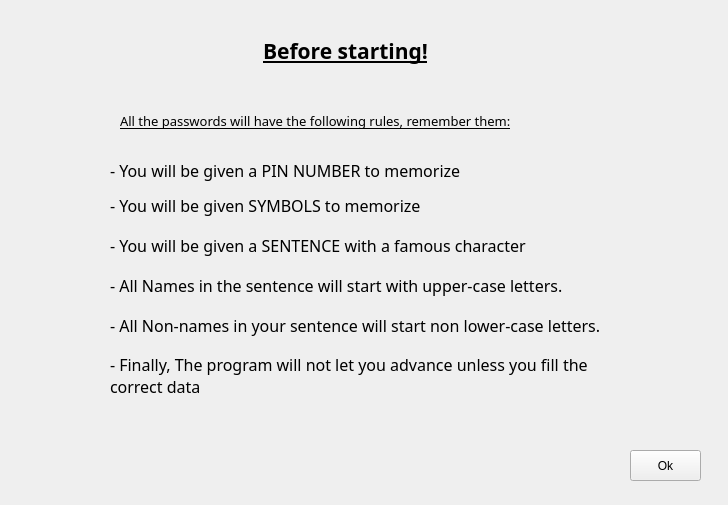
The window that Python/UI forms/beforeStarting.ui (ajs5433/CSEC-Final-Project-) describes before a commit, drawn with Qt 5.
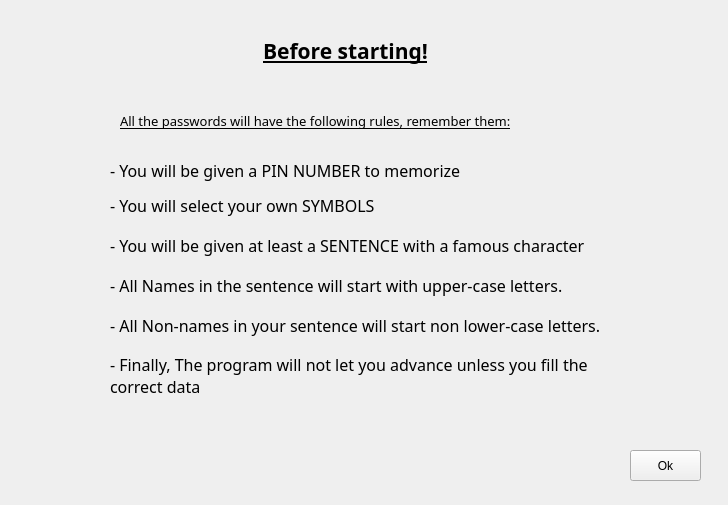
The same window after the commit.

Diff of the .ui file:
```diff
--- a/Python/UI forms/beforeStarting.ui
+++ b/Python/UI forms/beforeStarting.ui
@@ -96,7 +96,7 @@
     </font>
    </property>
    <property name="text">
-    <string>- You will be given SYMBOLS to memorize</string>
+    <string>- You will select your own SYMBOLS</string>
    </property>
    <property name="wordWrap">
     <bool>true</bool>
@@ -107,7 +107,7 @@
     <rect>
      <x>110</x>
      <y>220</y>
-     <width>491</width>
+     <width>551</width>
      <height>51</height>
     </rect>
    </property>
@@ -118,7 +118,7 @@
     </font>
    </property>
    <property name="text">
-    <string>- You will be given a SENTENCE with a famous character </string>
+    <string>- You will be given at least a SENTENCE with a famous character </string>
    </property>
    <property name="wordWrap">
     <bool>true</bool>
```
